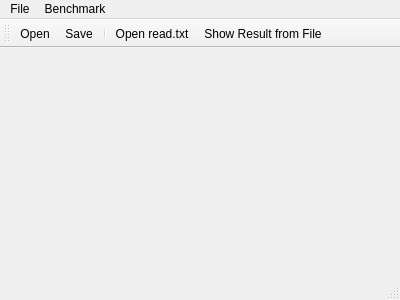
Before: the Qt Designer form src/viewer/ui/MainWindow.ui in weeks-yu/WReg, drawn with Qt 5.
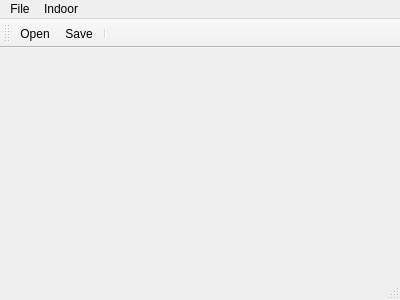
After: the same form once the commit is applied. Icons and pictures are not drawn.

```diff
--- a/src/viewer/ui/MainWindow.ui
+++ b/src/viewer/ui/MainWindow.ui
@@ -30,15 +30,15 @@
     <addaction name="actionOpen"/>
     <addaction name="actionSave"/>
    </widget>
-   <widget class="QMenu" name="menuBenchmark">
+   <widget class="QMenu" name="menuKinect">
     <property name="title">
-     <string>Benchmark</string>
+     <string>Indoor</string>
     </property>
     <addaction name="actionOpen_read_txt"/>
     <addaction name="actionShow_Result_from_File"/>
    </widget>
    <addaction name="menuOpen"/>
-   <addaction name="menuBenchmark"/>
+   <addaction name="menuKinect"/>
   </widget>
   <widget class="QToolBar" name="mainToolBar">
    <attribute name="toolBarArea">
@@ -50,8 +50,6 @@
    <addaction name="actionOpen"/>
    <addaction name="actionSave"/>
    <addaction name="separator"/>
-   <addaction name="actionOpen_read_txt"/>
-   <addaction name="actionShow_Result_from_File"/>
   </widget>
   <widget class="QStatusBar" name="statusBar"/>
   <action name="actionOpen">
@@ -78,12 +76,7 @@
      <normaloff>:/icon/res/txt.png</normaloff>:/icon/res/txt.png</iconset>
    </property>
    <property name="text">
-    <string>Open read.txt</string>
-   </property>
-  </action>
-  <action name="actionShow_Result_from_File">
-   <property name="text">
-    <string>Show Result from File</string>
+    <string>Registration</string>
    </property>
   </action>
  </widget>
```
Left out of the diff: 30 changed lines with no effect on the pictures.
